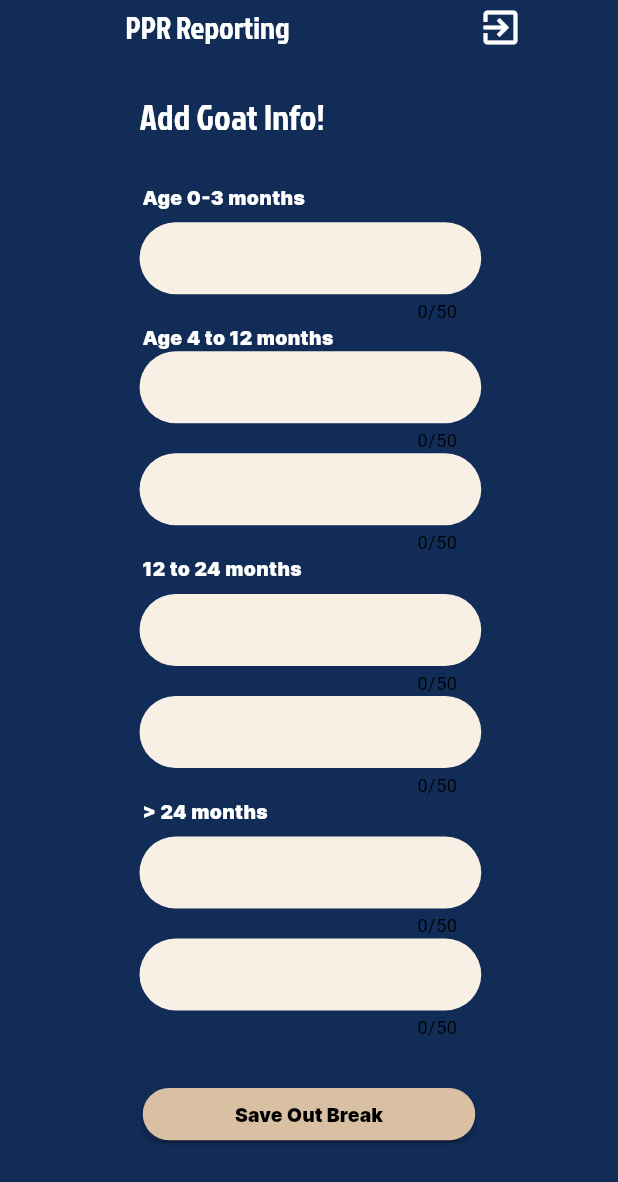
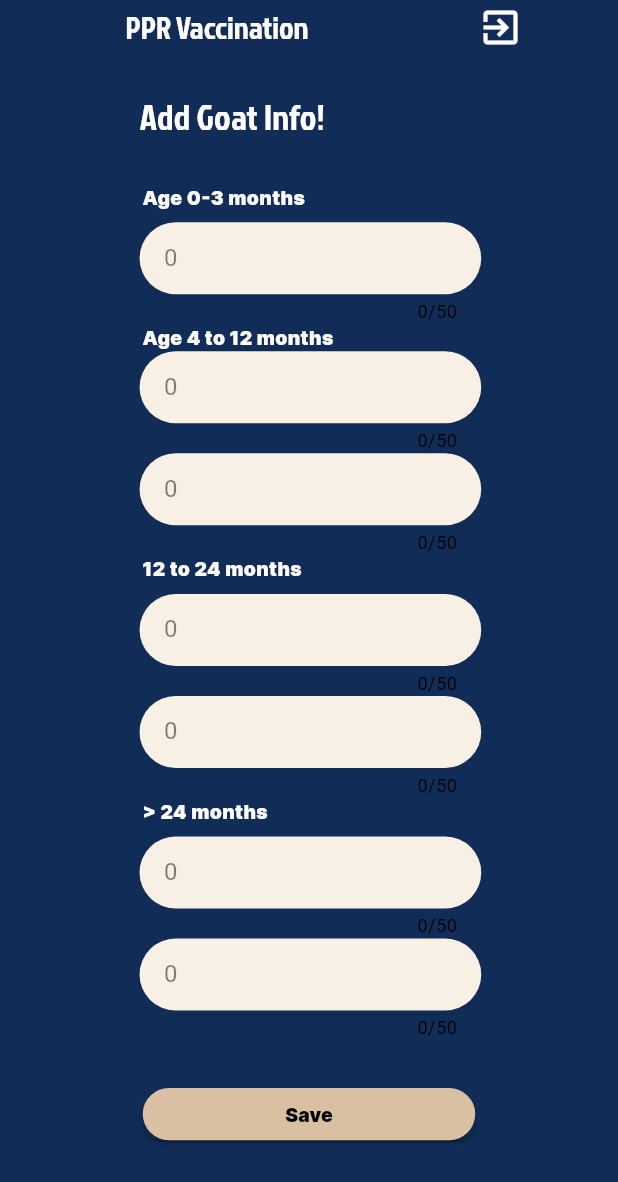
Before and after one commit to malukishtiaq/ppr_disease_reporting, a Flutter app: the GoatPage screen opened by its route, on a phone screen of 412 x 824 dp. Shown: the top 1182 px of the screen. Run offline on Flutter 3.47's test engine with Material 3 defaults, Android fonts, the phone set to English and light mode, and no system bars; our stand-ins replace cached_network_image, flutter_svg, geocoding, get, google_maps_flutter, location and 2 more; accounts and stored records are empty; network calls fail.

Commit message:
fixed all bgus

```diff
--- a/lib/presentation/goat/goat_page.dart
+++ b/lib/presentation/goat/goat_page.dart
@@ -110,6 +110,7 @@ class GoatPage extends StatelessWidget {
     return Padding(
       padding: EdgeInsets.only(left: 1.h),
       child: CustomTextFormField(
+        hintText: '0',
         textInputType: TextInputType.phone,
         maxLength: 50,
         controller: vaccineController.ageZeroController,
@@ -128,6 +129,7 @@ class GoatPage extends StatelessWidget {
     return Padding(
       padding: EdgeInsets.only(left: 1.h),
       child: CustomTextFormField(
+        hintText: '0',
         textInputType: TextInputType.phone,
         maxLength: 50,
         controller: vaccineController.age4To12Controller,
@@ -146,6 +148,7 @@ class GoatPage extends StatelessWidget {
     return Padding(
       padding: EdgeInsets.only(left: 1.h),
       child: CustomTextFormField(
+        hintText: '0',
         textInputType: TextInputType.phone,
         maxLength: 50,
         controller: vaccineController.age4To12TwoVaccinatedController,
@@ -164,6 +167,7 @@ class GoatPage extends StatelessWidget {
     return Padding(
       padding: EdgeInsets.only(left: 1.h),
       child: CustomTextFormField(
+        hintText: '0',
         textInputType: TextInputType.phone,
         maxLength: 50,
         controller: vaccineController.moreThen24Controller,
@@ -182,6 +186,7 @@ class GoatPage extends StatelessWidget {
     return Padding(
       padding: EdgeInsets.only(left: 1.h),
       child: CustomTextFormField(
+        hintText: '0',
         textInputType: TextInputType.phone,
         maxLength: 50,
         controller: vaccineController.moreThen24VaccinatedController,
@@ -200,6 +205,7 @@ class GoatPage extends StatelessWidget {
     return Padding(
       padding: EdgeInsets.only(left: 1.h),
       child: CustomTextFormField(
+        hintText: '0',
         textInputType: TextInputType.phone,
         maxLength: 50,
         controller: vaccineController.age12To24Controller,
@@ -218,6 +224,7 @@ class GoatPage extends StatelessWidget {
     return Padding(
       padding: EdgeInsets.only(left: 1.h),
       child: CustomTextFormField(
+        hintText: '0',
         textInputType: TextInputType.phone,
         maxLength: 50,
         controller: vaccineController.age12To24TwoVaccinatedController,
@@ -244,7 +251,7 @@ class GoatPage extends StatelessWidget {
               onPressed: () async {
                 await vaccineController.onSaveDisease();
               },
-              text: "Save Out Break",
+              text: "Save",
             ),
           ],
         ),
@@ -255,7 +262,7 @@ class GoatPage extends StatelessWidget {
   PreferredSizeWidget _buildAppBar(BuildContext context) {
     return CustomAppBar(
       title: AppbarTitle(
-        text: "PPR Reporting",
+        text: "PPR Vaccination",
         margin: EdgeInsets.only(left: 45.h),
       ),
       actions: [
--- a/lib/presentation/sheep/sheep_page.dart
+++ b/lib/presentation/sheep/sheep_page.dart
@@ -110,6 +110,7 @@ class SheepPage extends StatelessWidget {
     return Padding(
       padding: EdgeInsets.only(left: 1.h),
       child: CustomTextFormField(
+        hintText: '0',
         textInputType: TextInputType.phone,
         maxLength: 50,
         controller: vaccineController.ageZeroController,
@@ -128,6 +129,7 @@ class SheepPage extends StatelessWidget {
     return Padding(
       padding: EdgeInsets.only(left: 1.h),
       child: CustomTextFormField(
+        hintText: '0',
         textInputType: TextInputType.phone,
         maxLength: 50,
         controller: vaccineController.age4To12Controller,
@@ -146,6 +148,7 @@ class SheepPage extends StatelessWidget {
     return Padding(
       padding: EdgeInsets.only(left: 1.h),
       child: CustomTextFormField(
+        hintText: '0',
         textInputType: TextInputType.phone,
         maxLength: 50,
         controller: vaccineController.age4To12TwoVaccinatedController,
@@ -164,6 +167,7 @@ class SheepPage extends StatelessWidget {
     return Padding(
       padding: EdgeInsets.only(left: 1.h),
       child: CustomTextFormField(
+        hintText: '0',
         textInputType: TextInputType.phone,
         maxLength: 50,
         controller: vaccineController.moreThen24Controller,
@@ -182,6 +186,7 @@ class SheepPage extends StatelessWidget {
     return Padding(
       padding: EdgeInsets.only(left: 1.h),
       child: CustomTextFormField(
+        hintText: '0',
         textInputType: TextInputType.phone,
         maxLength: 50,
         controller: vaccineController.moreThen24VaccinatedController,
@@ -200,6 +205,7 @@ class SheepPage extends StatelessWidget {
     return Padding(
       padding: EdgeInsets.only(left: 1.h),
       child: CustomTextFormField(
+        hintText: '0',
         textInputType: TextInputType.phone,
         maxLength: 50,
         controller: vaccineController.age12To24Controller,
@@ -218,6 +224,7 @@ class SheepPage extends StatelessWidget {
     return Padding(
       padding: EdgeInsets.only(left: 1.h),
       child: CustomTextFormField(
+        hintText: '0',
         textInputType: TextInputType.phone,
         maxLength: 50,
         controller: vaccineController.age12To24TwoVaccinatedController,
@@ -244,7 +251,7 @@ class SheepPage extends StatelessWidget {
               onPressed: () async {
                 await vaccineController.onSaveDisease();
               },
-              text: "Save Out Break",
+              text: "Save",
             ),
           ],
         ),
@@ -255,7 +262,7 @@ class SheepPage extends StatelessWidget {
   PreferredSizeWidget _buildAppBar(BuildContext context) {
     return CustomAppBar(
       title: AppbarTitle(
-        text: "PPR Reporting",
+        text: "PPR Vaccination",
         margin: EdgeInsets.only(left: 45.h),
       ),
       actions: [
--- a/lib/presentation/speci_vaccine/speci_vaccine_page.dart
+++ b/lib/presentation/speci_vaccine/speci_vaccine_page.dart
@@ -55,7 +55,7 @@ class SpeciVaccinePage extends StatelessWidget {
           Padding(
             padding: EdgeInsets.only(left: 1.h),
             child: Text(
-              "Add Herd Info!",
+              "Add Vaccination Info",
               style: theme.textTheme.displaySmall,
             ),
           ),
@@ -188,7 +188,7 @@ class SpeciVaccinePage extends StatelessWidget {
   PreferredSizeWidget _buildAppBar(BuildContext context) {
     return CustomAppBar(
       title: AppbarTitle(
-        text: "PPR Reporting",
+        text: "PPR Vaccination",
         margin: EdgeInsets.only(left: 45.h),
       ),
       actions: [
--- a/lib/presentation/vacine/vaccine_page.dart
+++ b/lib/presentation/vacine/vaccine_page.dart
@@ -95,7 +95,7 @@ class VaccinePage extends StatelessWidget {
           Padding(
             padding: EdgeInsets.only(left: 1.h),
             child: Text(
-              "Add Vaccine Info!",
+              "PPR Vaccination",
               style: theme.textTheme.displaySmall,
             ),
           ),
--- a/lib/widgets/custom_text_form_field.dart
+++ b/lib/widgets/custom_text_form_field.dart
@@ -110,7 +110,8 @@ class CustomTextFormField extends StatelessWidget {
       );
   InputDecoration get decoration => InputDecoration(
         hintText: hintText ?? "",
-        hintStyle: hintStyle ?? TextStyle(color: ThemeHelper().textColor),
+        hintStyle: hintStyle ??
+            TextStyle(color: ThemeHelper().textColor.withOpacity(0.5)),
         labelStyle: labelStyle ?? TextStyle(color: ThemeHelper().textColor),
         prefixIcon: prefix,
         prefixIconConstraints: prefixConstraints,
```
Also changed, not shown: lib/network/api_service.dart (+7 -7 lines).
